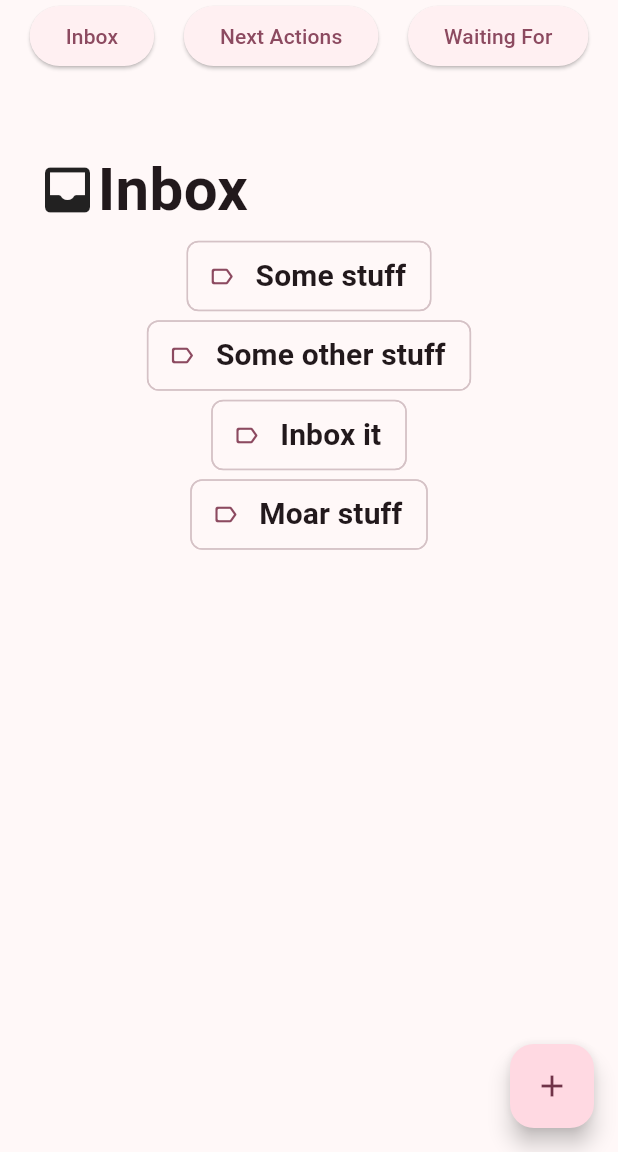
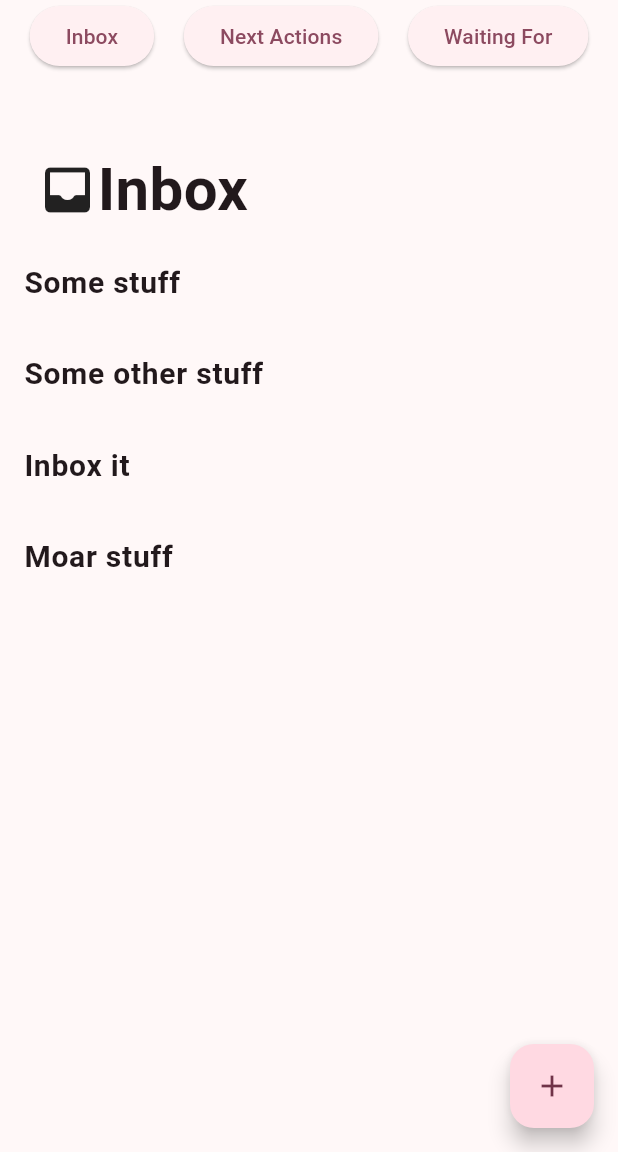
Before and after one commit to KyleBarton/task_manager, a Flutter app: the screen it shows after launch, on a phone screen of 412 x 824 dp, the part 84-1236 px from its top. Run offline on Flutter 3.47's test engine with Material 3 defaults, Android fonts, the phone set to English and light mode, and no system bars.

```diff
--- a/lib/main.dart
+++ b/lib/main.dart
@@ -104,15 +104,17 @@ class _MyHomePageState extends State<MyHomePage> {
                   SizedBox(height: 5),
                   // TODO I think a listtile will be better here:
                   // https://api.flutter.dev/flutter/material/ListTile-class.html
-                  ActionChip(
-                    label: Text(item.title,
+                  Hero(
+                      tag: "hero-item-id-${item.id}",
+                      child: Material(
+                        child: ListTile(
+                          title: Text(item.title,
                             style: TextStyle(
                               fontWeight: FontWeight.bold,
                               fontSize: 20,
-                        )
                             ),
-                    avatar: Icon(Icons.label_outline_rounded),
-                    onPressed: () async {
+                          ),
+                          onTap: () async {
                             final updated = await Navigator.push(context, MaterialPageRoute(builder: (context) => TaskItemPage(taskItem: item)));
                             if (updated == true) {
                               setState((){
@@ -120,7 +122,9 @@ class _MyHomePageState extends State<MyHomePage> {
                               });
                             }
                           },
+                        ),
                       )
+                  ),
                 ],
               )
           ),
```
Also changed, not shown: lib/task_item_page.dart (+7 -1 lines). Lines whose indentation alone changed are shown as unchanged.
